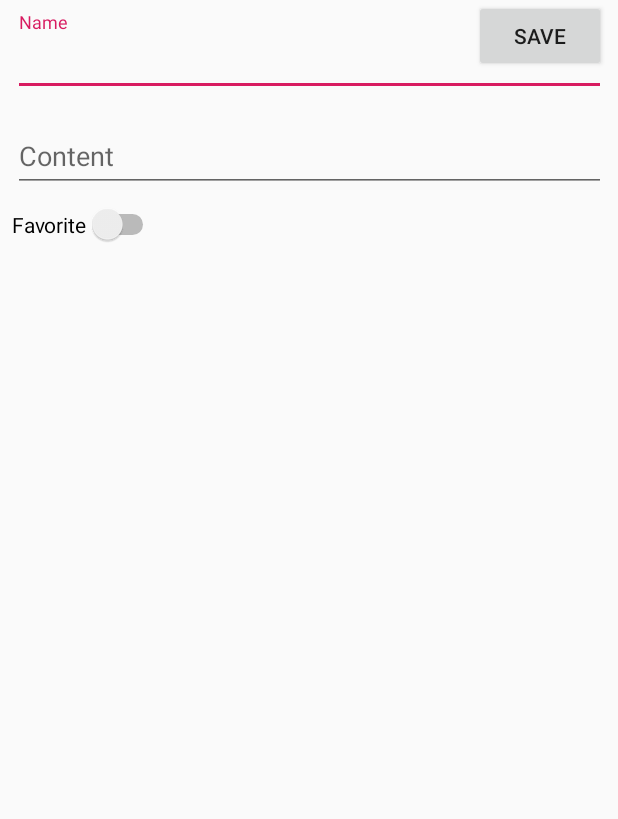
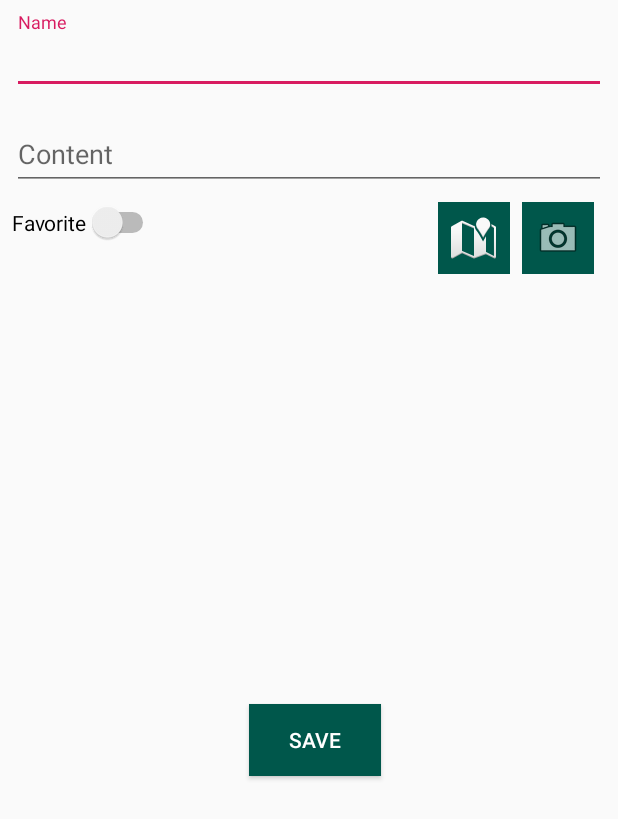
Before and after one commit to Osarez7/notes-class, an Android app: the NotesFormActivity screen opened directly, with no data from a screen before it, on a phone screen of 412 x 824 dp. Shown: the top 819 px of the screen. Run offline under Robolectric (Android 15) with nearby library versions, the phone set to English and light mode, and no system bars; our stand-ins replace Room's generated code.

```diff
--- a/app/src/main/java/co/edu/intecap/notes/view/NotesFormActivity.java
+++ b/app/src/main/java/co/edu/intecap/notes/view/NotesFormActivity.java
@@ -7,9 +7,13 @@ import co.edu.intecap.notes.model.entities.Note;
 
 import android.content.Context;
 import android.content.Intent;
+import android.graphics.Bitmap;
 import android.os.Bundle;
+import android.provider.MediaStore;
 import android.view.View;
 import android.widget.Button;
+import android.widget.ImageButton;
+import android.widget.ImageView;
 import android.widget.Switch;
 
 import com.google.android.material.textfield.TextInputLayout;
@@ -19,6 +23,7 @@ import java.util.Date;
 public class NotesFormActivity extends AppCompatActivity {
 
     public static final String EXTRA_NOTE_ID = "noteId";
+    private static final int REQUEST_IMAGE_CAPTURE = 120;
     private Button btnSave;
     private TextInputLayout inputName;
     private TextInputLayout inputContent;
@@ -26,6 +31,8 @@ public class NotesFormActivity extends AppCompatActivity {
     private int EMPTY_NOTE = -1;
     private long noteId = EMPTY_NOTE;
     private NotesDatabase notesDatabase;
+    private ImageButton ibAddImage;
+    private ImageView ivContent;
 
     public static Intent newIntent(Context context, long noteId) {
         Intent intent = new Intent(context, NotesFormActivity.class);
@@ -51,9 +58,19 @@ public class NotesFormActivity extends AppCompatActivity {
         inputName = findViewById(R.id.input_name);
         inputContent = findViewById(R.id.input_content);
         swFavorite = findViewById(R.id.sw_favorite);
+        ivContent = findViewById(R.id.iv_image_conent);
 
         setupNote();
 
+
+        ibAddImage = findViewById(R.id.ib_add_image);
+
+        ibAddImage.setOnClickListener(new View.OnClickListener() {
+            @Override
+            public void onClick(View v) {
+                takePhoto();
+            }
+        });
 
         btnSave.setOnClickListener(new View.OnClickListener() {
             @Override
@@ -80,6 +97,8 @@ public class NotesFormActivity extends AppCompatActivity {
 
     }
 
+
+
     private void setupNote() {
         if( noteId != EMPTY_NOTE){
           Note note =  notesDatabase.noteDao().findNoteById(noteId);
@@ -90,4 +109,25 @@ public class NotesFormActivity extends AppCompatActivity {
           }
         }
     }
+
+
+
+
+
+    private void takePhoto() {
+        Intent takePhotoIntent = new Intent(MediaStore.ACTION_IMAGE_CAPTURE);
+        if (takePhotoIntent.resolveActivity(getPackageManager()) != null) {
+            startActivityForResult(takePhotoIntent, REQUEST_IMAGE_CAPTURE);
+        }
+    }
+
+    @Override
+    protected void onActivityResult(int requestCode, int resultCode, Intent data) {
+        if (requestCode == REQUEST_IMAGE_CAPTURE && resultCode == RESULT_OK) {
+            Bundle extras = data.getExtras();
+            Bitmap imageBitmap = (Bitmap) extras.get("data");
+            ivContent.setImageBitmap(imageBitmap);
+            ivContent.setVisibility(View.VISIBLE);
+        }
+    }
 }
--- a/app/src/main/res/layout/activity_notes_form.xml
+++ b/app/src/main/res/layout/activity_notes_form.xml
@@ -8,7 +8,7 @@
 
     <com.google.android.material.textfield.TextInputLayout
         android:id="@+id/input_name"
-        android:layout_width="395dp"
+        android:layout_width="0dp"
         android:layout_height="wrap_content"
         android:layout_marginStart="8dp"
         android:layout_marginTop="8dp"
@@ -19,13 +19,13 @@
 
         <com.google.android.material.textfield.TextInputEditText
             android:layout_width="match_parent"
-            android:layout_height="wrap_content"
+            android:layout_height="44dp"
             android:hint="Name" />
     </com.google.android.material.textfield.TextInputLayout>
 
     <com.google.android.material.textfield.TextInputLayout
         android:id="@+id/input_content"
-        android:layout_width="395dp"
+        android:layout_width="0dp"
         android:layout_height="wrap_content"
         android:layout_marginStart="8dp"
         android:layout_marginTop="8dp"
@@ -44,21 +44,58 @@
         android:id="@+id/sw_favorite"
         android:layout_width="wrap_content"
         android:layout_height="wrap_content"
-        android:layout_marginStart="8dp"
         android:layout_marginTop="8dp"
         android:text="Favorite"
-        app:layout_constraintStart_toStartOf="parent"
-        app:layout_constraintTop_toBottomOf="@+id/input_content" />
+        app:layout_constraintStart_toStartOf="@+id/input_content"
+        app:layout_constraintTop_toBottomOf="@+id/iv_image_conent" />
+
 
     <Button
         android:id="@+id/btn_save"
         android:layout_width="wrap_content"
         android:layout_height="wrap_content"
+        android:layout_marginStart="8dp"
+        android:layout_marginTop="8dp"
+        android:layout_marginBottom="8dp"
+        android:background="@color/colorPrimaryDark"
+        android:text="Save"
+        android:textColor="@color/white"
+        app:layout_constraintBottom_toBottomOf="parent"
+        app:layout_constraintEnd_toEndOf="parent"
+        app:layout_constraintStart_toStartOf="parent"
+        app:layout_constraintTop_toBottomOf="@+id/sw_favorite" />
+
+    <ImageButton
+        android:id="@+id/ib_add_image"
+        android:layout_width="48dp"
+        android:layout_height="48dp"
         android:layout_marginTop="8dp"
         android:layout_marginEnd="8dp"
-        android:text="Save"
-        app:layout_constraintEnd_toEndOf="parent"
-        app:layout_constraintTop_toBottomOf="@+id/textInputLayout2" />
+        android:background="@color/colorPrimaryDark"
+        app:layout_constraintEnd_toEndOf="@+id/input_content"
+        app:layout_constraintTop_toBottomOf="@+id/input_content"
+        app:srcCompat="@android:drawable/ic_menu_camera" />
+
+    <ImageButton
+        android:id="@+id/imageButton3"
+        android:layout_width="48dp"
+        android:layout_height="48dp"
+        android:layout_marginEnd="8dp"
+        android:background="@color/colorPrimaryDark"
+        app:layout_constraintEnd_toStartOf="@+id/ib_add_image"
+        app:layout_constraintTop_toTopOf="@+id/ib_add_image"
+        app:srcCompat="@android:drawable/ic_dialog_map" />
+
+    <ImageView
+        android:id="@+id/iv_image_conent"
+        android:layout_width="146dp"
+        android:layout_height="142dp"
+        android:layout_marginTop="8dp"
+        android:scaleType="centerCrop"
+        android:visibility="gone"
+        app:layout_constraintStart_toStartOf="@+id/input_content"
+        app:layout_constraintTop_toBottomOf="@+id/input_content"
+        tools:srcCompat="@tools:sample/backgrounds/scenic[18]" />
 
 
 </androidx.constraintlayout.widget.ConstraintLayout>
--- a/app/src/main/res/values/colors.xml
+++ b/app/src/main/res/values/colors.xml
@@ -3,4 +3,5 @@
     <color name="colorPrimary">#008577</color>
     <color name="colorPrimaryDark">#00574B</color>
     <color name="colorAccent">#D81B60</color>
+    <color name="white">#FFFFFF</color>
 </resources>
```
